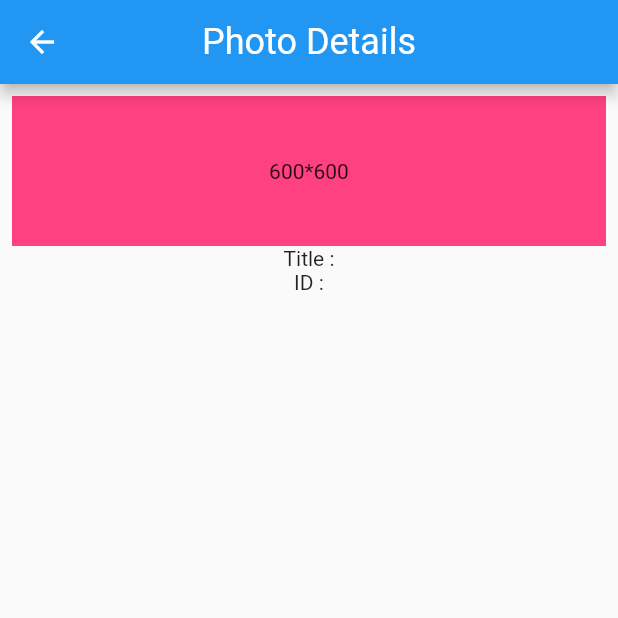
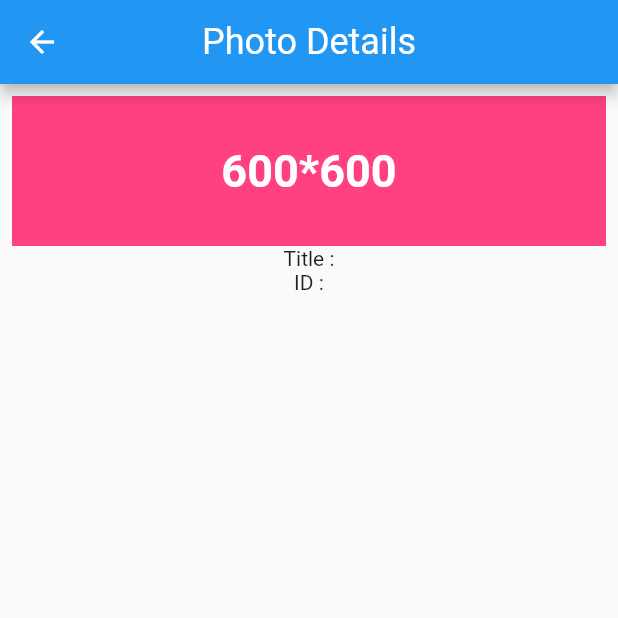
Before and after one commit to SaifulN2020/assigment_module14, a Flutter app: the PhotoDetails screen opened directly, on a phone screen of 412 x 824 dp, the top half of it. Run offline on Flutter 3.47's test engine with Material 2 defaults, Android fonts, the phone set to English and light mode, and no system bars; network calls fail.

Commit message:
ready for submit

```diff
--- a/lib/photo_details.dart
+++ b/lib/photo_details.dart
@@ -26,7 +26,15 @@ class _PhotoDetailsState extends State<PhotoDetails> {
                 child: Column(
                   crossAxisAlignment: CrossAxisAlignment.center,
                   mainAxisAlignment: MainAxisAlignment.center,
-                  children: [Text("600*600")],
+                  children: [
+                    Text(
+                      "600*600",
+                      style: TextStyle(
+                          fontSize: 30,
+                          fontWeight: FontWeight.bold,
+                          color: Colors.white),
+                    )
+                  ],
                 ),
               ),
             ),
```
